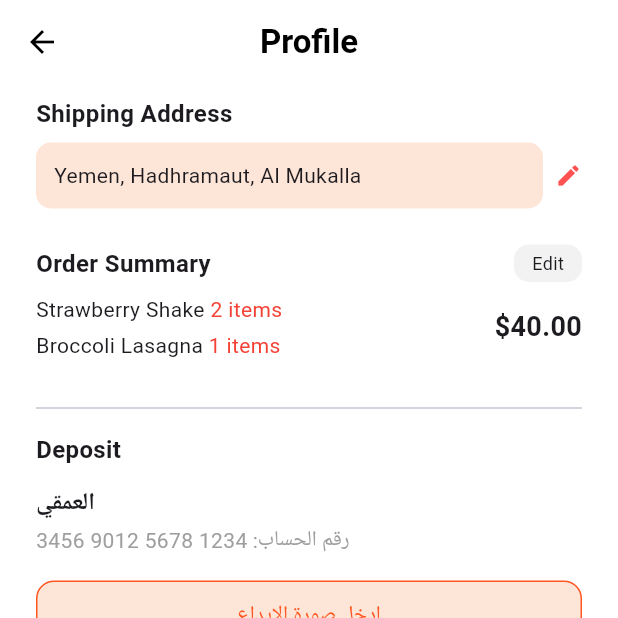
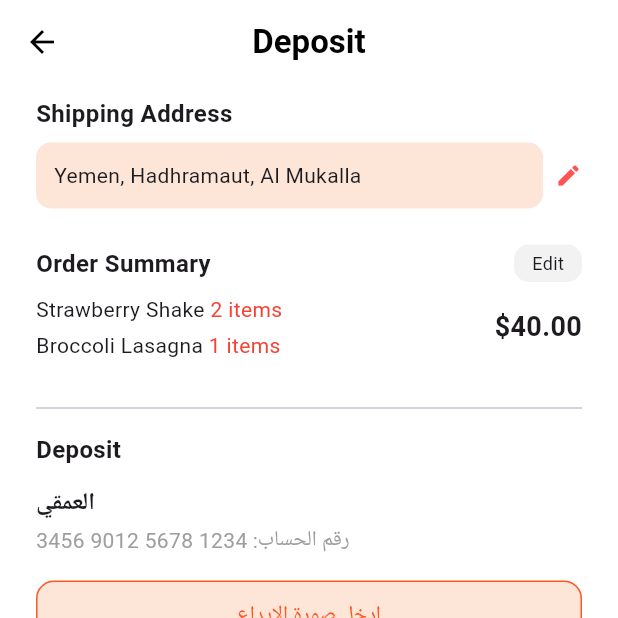
Before and after one commit to Mohammed3121420/Nimah, a Flutter app: the PaymentScreen screen opened directly, on a phone screen of 412 x 824 dp, the top half of it. Run offline on Flutter 3.47's test engine with Material 3 defaults, Android fonts, the phone set to English and light mode, and no system bars; our stand-ins replace image_picker.

```diff
--- a/lib/features/profile/presentation/screen/payment_screen.dart
+++ b/lib/features/profile/presentation/screen/payment_screen.dart
@@ -33,7 +33,7 @@ class _PaymentScreenState extends State<PaymentScreen> {
         backgroundColor: Colors.white,
         leading: BackButton(color: Colors.black),
         title: const Text(
-          'Profile',
+          'Deposit',
           style: TextStyle(color: Colors.black, fontWeight: FontWeight.bold),
         ),
         centerTitle: true,
```
Also changed, not shown: lib/features/cart/presentation/screen/my_cart_screen.dart (+6 -5 lines).
